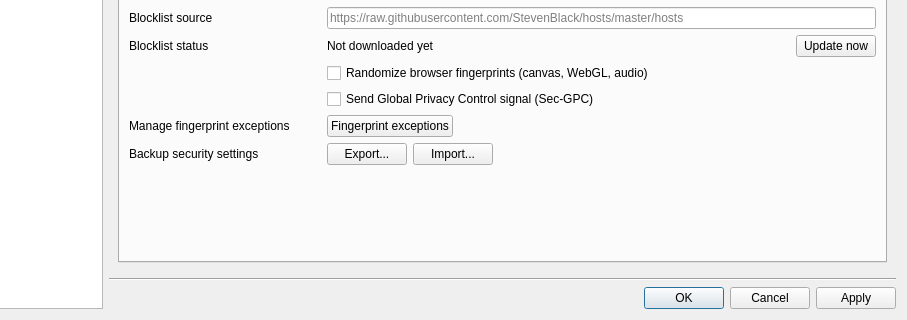
Old version of the form src/lib/preferences/preferences.ui in the repository osza-tools/osza-browser; both pictures show x 128 to 1035 and y 407 to 727 of the 1035 by 727 pixel window.
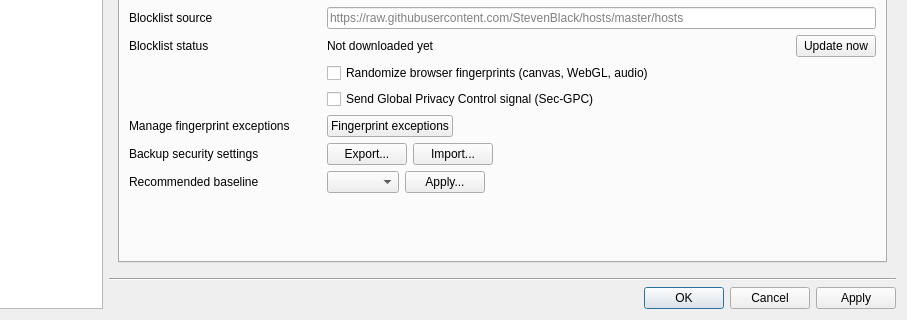
New version of the form. The open tabs and pages were chosen to show the change. Custom widgets are drawn as their Qt base class.

Commit message: security: recommended-baseline presets and checksum-verified settings files

What changed in the file:
```diff
--- a/src/lib/preferences/preferences.ui
+++ b/src/lib/preferences/preferences.ui
@@ -2711,7 +2711,54 @@
                  </item>
                 </layout>
                </item>
-               <item row="22" column="0" colspan="3">
+               <item row="22" column="0">
+                <widget class="QLabel" name="labelSecurityPreset">
+                 <property name="text">
+                  <string>Recommended baseline</string>
+                 </property>
+                </widget>
+               </item>
+               <item row="22" column="2">
+                <layout class="QHBoxLayout" name="horizontalLayoutSecurityPreset">
+                 <item>
+                  <widget class="QComboBox" name="securityPresetCombo">
+                   <property name="toolTip">
+                    <string>Ready-made configurations for the whole security suite, from Essentials to Maximum protection. Applying a preset replaces the configuration of every security tool; site exceptions are reset.</string>
+                   </property>
+                  </widget>
+                 </item>
+                 <item>
+                  <widget class="QPushButton" name="securityBaselineButton">
+                   <property name="sizePolicy">
+                    <sizepolicy hsizetype="Fixed" vsizetype="Fixed">
+                     <horstretch>0</horstretch>
+                     <verstretch>0</verstretch>
+                    </sizepolicy>
+                   </property>
+                   <property name="toolTip">
+                    <string>Apply the selected preset to every security tool, after a confirmation. The preset goes through the same validation as an imported settings file.</string>
+                   </property>
+                   <property name="text">
+                    <string>Apply...</string>
+                   </property>
+                  </widget>
+                 </item>
+                 <item>
+                  <spacer name="horizontalSpacerSecurityPreset">
+                   <property name="orientation">
+                    <enum>Qt::Orientation::Horizontal</enum>
+                   </property>
+                   <property name="sizeHint" stdset="0">
+                    <size>
+                     <width>40</width>
+                     <height>20</height>
+                    </size>
+                   </property>
+                  </spacer>
+                 </item>
+                </layout>
+               </item>
+               <item row="23" column="0" colspan="3">
                 <spacer name="verticalSpacer_3">
                  <property name="orientation">
                   <enum>Qt::Orientation::Vertical</enum>
```
Left out of the diff: 4 changed lines with no effect on the pictures. The commit also changes 18 other files.
